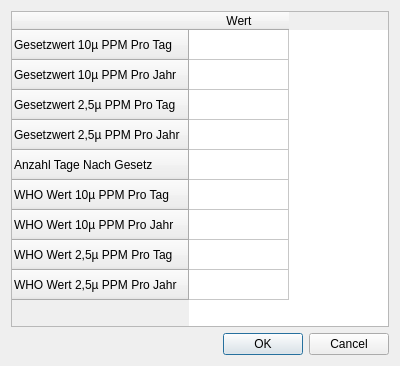
Qt form src/ParticleEvaluationTool/ResultSettingsDialog.ui (TheMHMoritz3/ParticleEvaluationTool) before a commit.
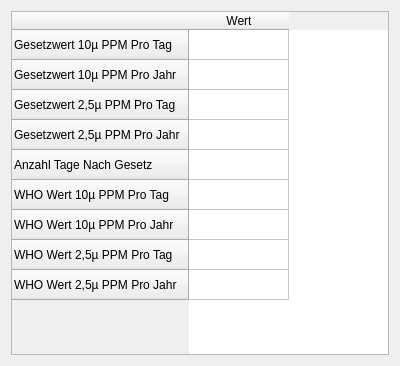
The same form after that commit.

```diff
--- a/src/ParticleEvaluationTool/ResultSettingsDialog.ui
+++ b/src/ParticleEvaluationTool/ResultSettingsDialog.ui
@@ -1,7 +1,7 @@
 <?xml version="1.0" encoding="UTF-8"?>
 <ui version="4.0">
  <class>ResultSettingsDialog</class>
- <widget class="QDialog" name="ResultSettingsDialog">
+ <widget class="QWidget" name="ResultSettingsDialog">
   <property name="geometry">
    <rect>
     <x>0</x>
@@ -68,13 +68,6 @@
      </column>
     </widget>
    </item>
-   <item>
-    <widget class="QDialogButtonBox" name="buttonBox">
-     <property name="standardButtons">
-      <set>QDialogButtonBox::Cancel|QDialogButtonBox::Ok</set>
-     </property>
-    </widget>
-   </item>
   </layout>
  </widget>
  <layoutdefault spacing="6" margin="11"/>
```
